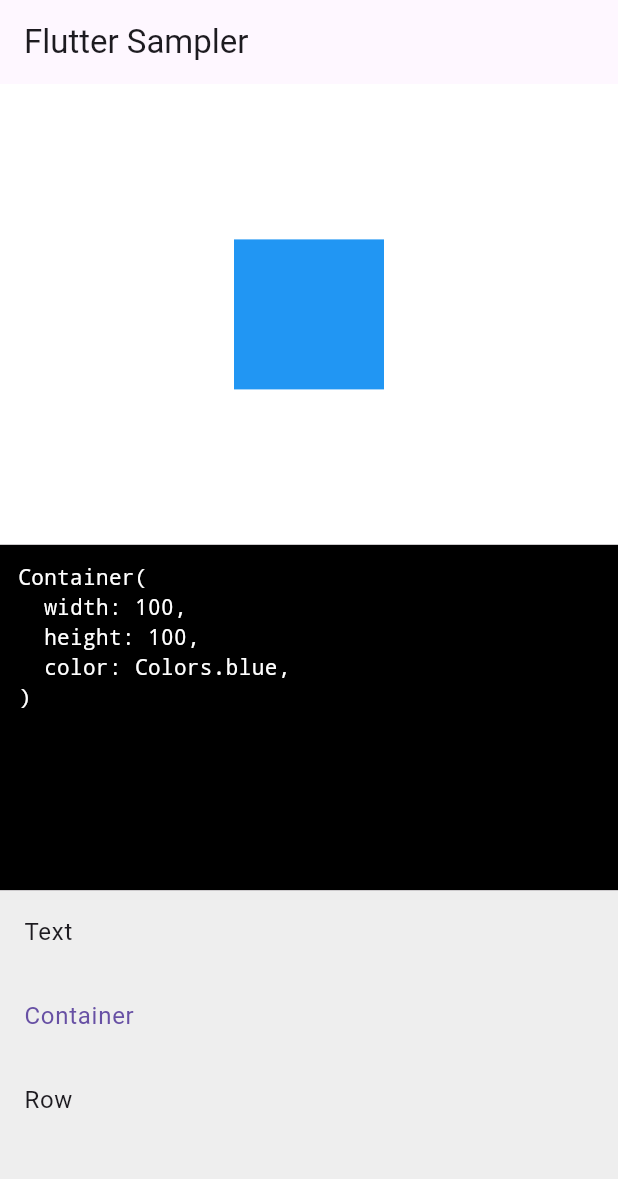
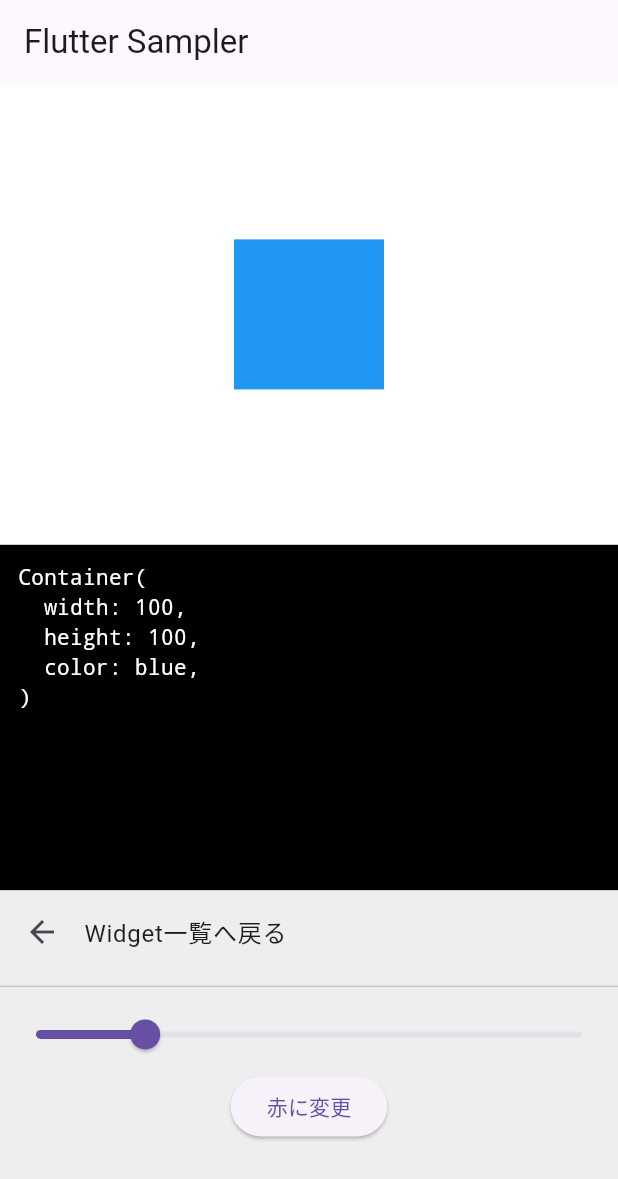
Before and after one commit to KyokoCow/Widget-Lab, a Flutter app: the screen it shows after launch, after a tap on "Container", on a phone screen of 412 x 824 dp. Shown: the top 1179 px of the screen. Run offline on Flutter 3.47's test engine with Material 3 defaults, Android fonts, the phone set to English and light mode, and no system bars.

Commit message:
リスト→Widget設定画面への遷移を実装

```diff
--- a/lib/data/samples.dart
+++ b/lib/data/samples.dart
@@ -3,39 +3,61 @@ import '../models/sample.dart';
 
 final List<Sample> samples = [
   Sample(
-    id: "text",
-    title: "Text",
-    code: 'Text("Hello Flutter")',
-    builder: () => const Center(child: Text("Hello Flutter")),
-  ),
-
-  Sample(
     id: "container",
     title: "Container",
-    code: '''
+    code: "Container(...)",
+
+    previewBuilder: (config) {
+      return Container(
+        width: config["size"] ?? 100,
+        height: config["size"] ?? 100,
+        color: config["color"] ?? Colors.blue,
+      );
+    },
+
+    settingsBuilder: (onChange, config) {
+      final size = config["size"] ?? 100;
+      final color = config["color"] ?? Colors.blue;
+
+      return Column(
+        children: [
+          Slider(
+            value: size.toDouble(),
+            min: 50,
+            max: 300,
+            onChanged: (v) {
+              onChange({
+                ...config,
+                "size": v,
+                "color": color,
+              });
+            },
+          ),
+          ElevatedButton(
+            onPressed: () {
+              onChange({
+                ...config,
+                "size": size,
+                "color": Colors.red,
+              });
+            },
+            child: const Text("赤に変更"),
+          ),
+        ],
+      );
+    },
+
+    codeBuilder: (config) {
+      final size = config["size"] ?? 100;
+      final color = config["color"] ?? "blue";
+
+      return '''
 Container(
-  width: 100,
-  height: 100,
-  color: Colors.blue,
+  width: $size,
+  height: $size,
+  color: $color,
 )
-''',
-    builder: () => Center(
-      child: Container(width: 100, height: 100, color: Colors.blue),
-    ),
-  ),
-
-  Sample(
-    id: "row",
-    title: "Row",
-    code: '''
-Row(
-  mainAxisAlignment: MainAxisAlignment.center,
-  children: [Icon(Icons.star), Icon(Icons.star)],
-)
-''',
-    builder: () => const Row(
-      mainAxisAlignment: MainAxisAlignment.center,
-      children: [Icon(Icons.star), Icon(Icons.star)],
-    ),
-  ),
+''';
+    },
+  )
 ];
--- a/lib/models/sample.dart
+++ b/lib/models/sample.dart
@@ -4,12 +4,22 @@ class Sample {
   final String id;
   final String title;
   final String code;
-  final Widget Function() builder;
+
+  final Widget Function(Map<String, dynamic> config) previewBuilder;
+
+  final Widget Function(
+      ValueChanged<Map<String, dynamic>> onChange,
+      Map<String, dynamic> config,
+      ) settingsBuilder;
+
+  final String Function(Map<String, dynamic> config) codeBuilder;
 
   const Sample({
     required this.id,
     required this.title,
     required this.code,
-    required this.builder,
+    required this.previewBuilder,
+    required this.settingsBuilder,
+    required this.codeBuilder,
   });
 }
--- a/lib/screens/home_page.dart
+++ b/lib/screens/home_page.dart
@@ -11,6 +11,9 @@ class HomePage extends StatefulWidget {
 
 class _HomePageState extends State<HomePage> {
   Sample selected = samples.first;
+  Map<String, dynamic> config = {};
+
+  bool showSettings = false; // ←設定パネルの状態管理
 
   @override
   Widget build(BuildContext context) {
@@ -19,9 +22,61 @@ class _HomePageState extends State<HomePage> {
 
     return Scaffold(
       appBar: AppBar(title: const Text("Flutter Sampler")),
-
       body: isLandscape ? _buildLandscape() : _buildPortrait(),
     );
+  }
+
+  /* =========================
+     設定パネル本体（一覧⇄設定UI切替）
+  ========================= */
+  Widget _buildSettingsPanel() {
+    if (!showSettings) {
+      // ■ 一覧モード
+      return ListView(
+        children: samples.map((s) {
+          return ListTile(
+            title: Text(s.title),
+            selected: selected.id == s.id,
+            onTap: () {
+              setState(() {
+                selected = s;
+                config = {};
+                showSettings = true; // ←設定画面へ遷移
+              });
+            },
+          );
+        }).toList(),
+      );
+    } else {
+      // ■ 個別設定モード
+      return Column(
+        children: [
+          // 戻る
+          ListTile(
+            leading: const Icon(Icons.arrow_back),
+            title: const Text("Widget一覧へ戻る"),
+            onTap: () {
+              setState(() {
+                showSettings = false;
+              });
+            },
+          ),
+          const Divider(),
+
+          // 設定UI（Widgetごと）
+          Expanded(
+            child: selected.settingsBuilder(
+                  (newConfig) {
+                setState(() {
+                  config = newConfig;
+                });
+              },
+              config,
+            ),
+          ),
+        ],
+      );
+    }
   }
 
   /* =========================
@@ -30,33 +85,28 @@ class _HomePageState extends State<HomePage> {
   Widget _buildLandscape() {
     return Row(
       children: [
-        // 左：リスト
+        // 左：設定パネル
         Container(
-          width: 220,
+          width: 260,
           color: Colors.grey[200],
-          child: ListView(
-            children: samples.map((s) {
-              return ListTile(
-                title: Text(s.title),
-                selected: selected.id == s.id,
-                onTap: () {
-                  setState(() => selected = s);
-                },
-              );
-            }).toList(),
-          ),
+          child: _buildSettingsPanel(),
         ),
 
         // 右：プレビュー + コード
         Expanded(
           child: Column(
             children: [
+              // 右上：プレビュー
               Expanded(
                 child: Container(
                   color: Colors.white,
-                  child: Center(child: selected.builder()),
+                  child: Center(
+                    child: selected.previewBuilder(config),
+                  ),
                 ),
               ),
+
+              // 右下：コード
               Expanded(
                 child: _buildCodePanel(),
               ),
@@ -68,7 +118,7 @@ class _HomePageState extends State<HomePage> {
   }
 
   /* =========================
-     縦画面（3分割）
+     縦画面
   ========================= */
   Widget _buildPortrait() {
     return Column(
@@ -78,7 +128,9 @@ class _HomePageState extends State<HomePage> {
           flex: 4,
           child: Container(
             color: Colors.white,
-            child: Center(child: selected.builder()),
+            child: Center(
+              child: selected.previewBuilder(config),
+            ),
           ),
         ),
 
@@ -88,22 +140,12 @@ class _HomePageState extends State<HomePage> {
           child: _buildCodePanel(),
         ),
 
-        // 下：設定（リスト）
+        // 下：設定パネル（一覧⇄設定）
         Expanded(
           flex: 3,
           child: Container(
             color: Colors.grey[200],
-            child: ListView(
-              children: samples.map((s) {
-                return ListTile(
-                  title: Text(s.title),
-                  selected: selected.id == s.id,
-                  onTap: () {
-                    setState(() => selected = s);
-                  },
-                );
-              }).toList(),
-            ),
+            child: _buildSettingsPanel(),
           ),
         ),
       ],
@@ -111,7 +153,7 @@ class _HomePageState extends State<HomePage> {
   }
 
   /* =========================
-     共通：コード表示
+     コード表示
   ========================= */
   Widget _buildCodePanel() {
     return Container(
@@ -121,7 +163,7 @@ class _HomePageState extends State<HomePage> {
         child: SizedBox(
           width: double.infinity,
           child: SelectableText(
-            selected.code,
+            selected.codeBuilder(config),
             style: const TextStyle(
               fontFamily: 'monospace',
               color: Colors.white,
```
